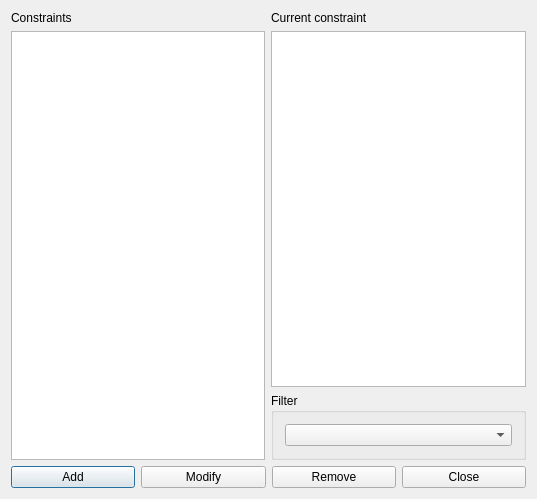
First picture: the form in fet/src/interface/constraintteachermaxhoursdailyform_template.ui, repository vonmecheln/fet, before the edit.
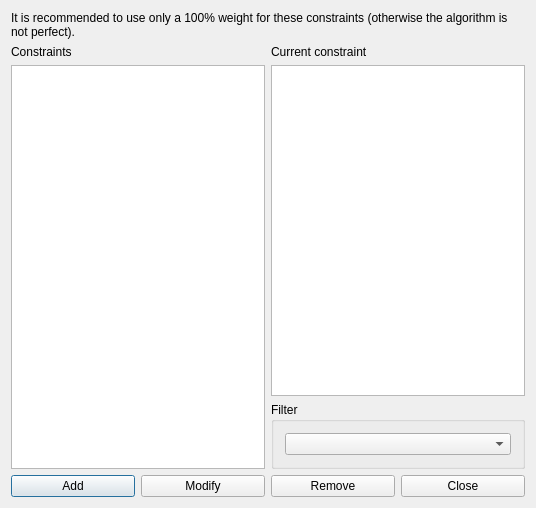
Second picture: the form after the edit.

The edit to the form file:
```diff
--- a/fet/src/interface/constraintteachermaxhoursdailyform_template.ui
+++ b/fet/src/interface/constraintteachermaxhoursdailyform_template.ui
@@ -6,15 +6,32 @@
    <rect>
     <x>0</x>
     <y>0</y>
-    <width>537</width>
-    <height>499</height>
+    <width>536</width>
+    <height>508</height>
    </rect>
   </property>
   <property name="windowTitle">
    <string extracomment="This is the title of the dialog in which you see the list of all constraints of this type">Constraints teacher max hours daily</string>
   </property>
   <layout class="QGridLayout" name="gridLayout_2">
-   <item row="0" column="0" rowspan="2">
+   <item row="1" column="1">
+    <layout class="QVBoxLayout" name="verticalLayout">
+     <item>
+      <widget class="QLabel" name="currentConstraintTextLabel">
+       <property name="text">
+        <string>Current constraint</string>
+       </property>
+       <property name="wordWrap">
+        <bool>false</bool>
+       </property>
+      </widget>
+     </item>
+     <item>
+      <widget class="QPlainTextEdit" name="currentConstraintTextEdit"/>
+     </item>
+    </layout>
+   </item>
+   <item row="1" column="0" rowspan="2">
     <layout class="QVBoxLayout" name="verticalLayout_2">
      <item>
       <widget class="QLabel" name="constraintsTextLabel">
@@ -37,24 +54,7 @@
      </item>
     </layout>
    </item>
-   <item row="0" column="1">
-    <layout class="QVBoxLayout" name="verticalLayout">
-     <item>
-      <widget class="QLabel" name="currentConstraintTextLabel">
-       <property name="text">
-        <string>Current constraint</string>
-       </property>
-       <property name="wordWrap">
-        <bool>false</bool>
-       </property>
-      </widget>
-     </item>
-     <item>
-      <widget class="QPlainTextEdit" name="currentConstraintTextEdit"/>
-     </item>
-    </layout>
-   </item>
-   <item row="1" column="1">
+   <item row="2" column="1">
     <widget class="QGroupBox" name="filterGroupBox">
      <property name="title">
       <string>Filter</string>
@@ -66,7 +66,7 @@
      </layout>
     </widget>
    </item>
-   <item row="2" column="0" colspan="2">
+   <item row="3" column="0" colspan="2">
     <layout class="QHBoxLayout" name="horizontalLayout">
      <item>
       <widget class="QPushButton" name="addConstraintPushButton">
@@ -98,6 +98,22 @@
      </item>
     </layout>
    </item>
+   <item row="0" column="0" colspan="2">
+    <widget class="QLabel" name="label">
+     <property name="sizePolicy">
+      <sizepolicy hsizetype="Minimum" vsizetype="Minimum">
+       <horstretch>0</horstretch>
+       <verstretch>0</verstretch>
+      </sizepolicy>
+     </property>
+     <property name="text">
+      <string>It is recommended to use only a 100% weight for these constraints (otherwise the algorithm is not perfect).</string>
+     </property>
+     <property name="wordWrap">
+      <bool>true</bool>
+     </property>
+    </widget>
+   </item>
   </layout>
  </widget>
  <layoutdefault spacing="6" margin="11"/>
```
